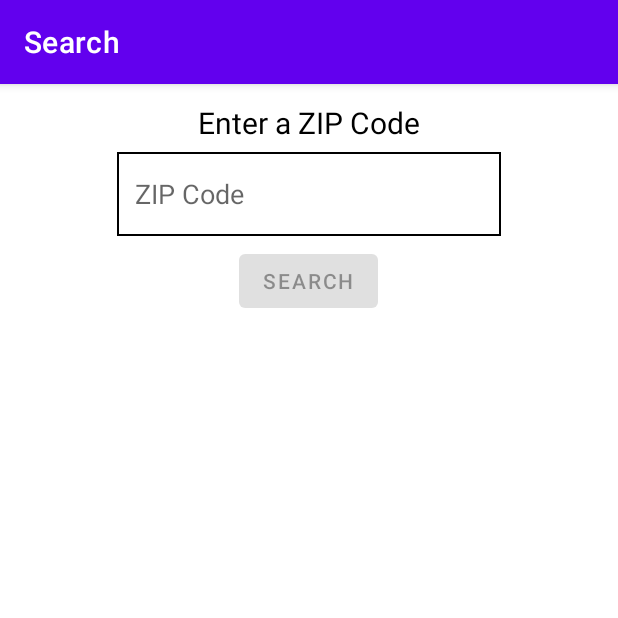
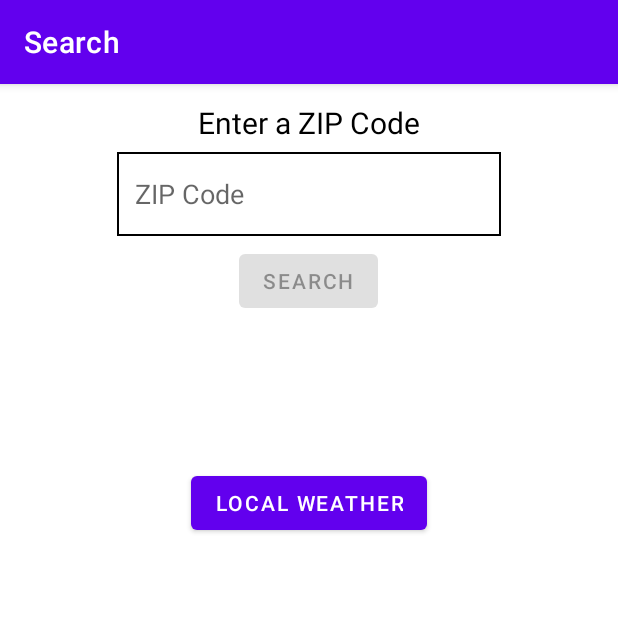
Before and after one commit to MarcinMN/WeatherApp, an Android app: the screen it shows after launch (MainActivity), on a phone screen of 412 x 824 dp, the top half of it. Run offline under Robolectric (Android 15) with nearby library versions, the phone set to English and light mode, and no system bars; our stand-ins replace Dagger/Hilt's generated code.

Commit message:
Assignment 7 - Updates to manifest/gradle, api calls, search screen layout

```diff
--- a/app/build.gradle
+++ b/app/build.gradle
@@ -48,7 +48,7 @@ dependencies {
     def nav_version = '2.4.1'
     implementation "androidx.navigation:navigation-fragment-ktx:2.4.1"
     implementation "androidx.navigation:navigation-ui-ktx:2.4.1"
-
+    implementation "com.google.android.gms:play-services-location:19.0.1"
     implementation 'androidx.core:core-ktx:1.7.0'
     implementation 'androidx.appcompat:appcompat:1.4.1'
     implementation 'com.google.android.material:material:1.5.0'
--- a/app/src/main/AndroidManifest.xml
+++ b/app/src/main/AndroidManifest.xml
@@ -3,6 +3,7 @@
     package="com.example.weatherapp">
 
     <uses-permission android:name="android.permission.INTERNET"/>
+    <uses-permission android:name="android.permission.ACCESS_COARSE_LOCATION"/>
 
     <application
         android:name=".WeatherApplication"
--- a/app/src/main/res/layout/fragment_search.xml
+++ b/app/src/main/res/layout/fragment_search.xml
@@ -35,4 +35,11 @@
         android:layout_height="wrap_content"
         android:text="@string/search" />
 
+    <Button
+        android:id="@+id/localWeatherButton"
+        android:layout_width="wrap_content"
+        android:layout_height="wrap_content"
+        android:layout_marginTop="100dp"
+        android:text="@string/local_weather" />
+
 </LinearLayout>
--- a/app/src/main/res/values/strings.xml
+++ b/app/src/main/res/values/strings.xml
@@ -19,4 +19,5 @@
     <string name="zip_code">ZIP Code</string>
     <string name="submit">SUBMIT</string>
     <string name="search">Search</string>
+    <string name="local_weather">Local Weather</string>
 </resources>
```
Also changed, not shown: app/src/main/java/com/example/weatherapp/Api.kt (+17 -0 lines).
